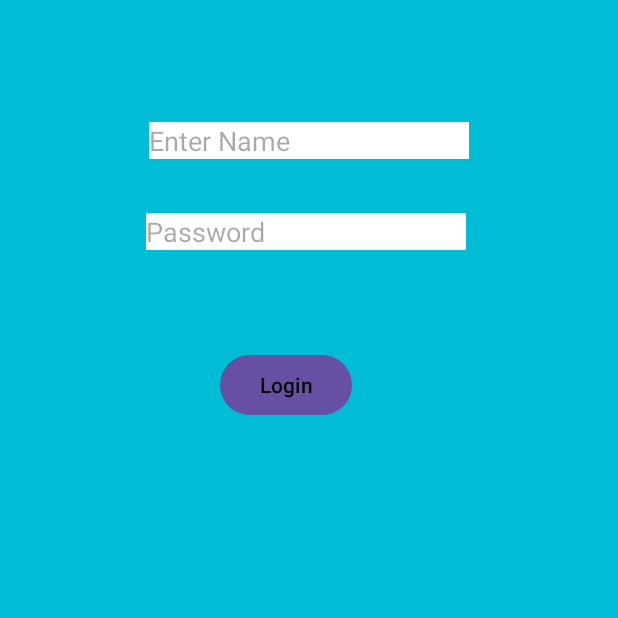
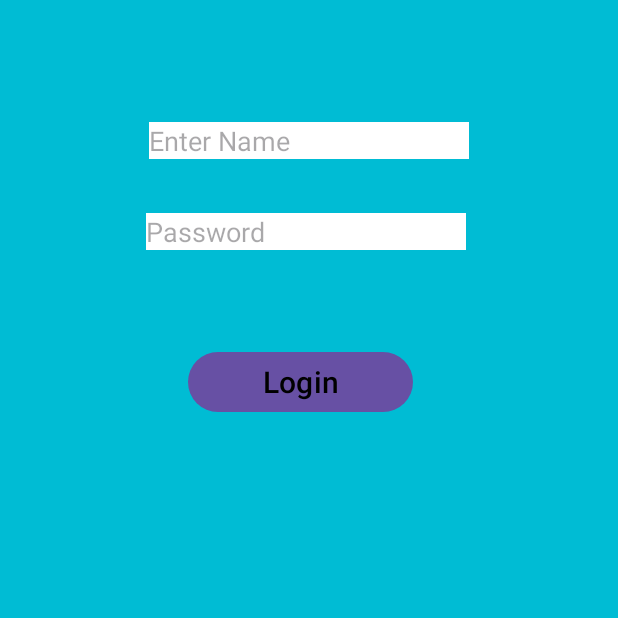
Before and after one commit to Garvit-Ag/FirstApp, an Android app: the screen it shows after launch (MainActivity), on a phone screen of 412 x 824 dp, the top half of it. Run offline under Robolectric (Android 15) with nearby library versions, the phone set to English and light mode, and no system bars.

Commit message:
dimens.xml

```diff
--- a/app/src/main/res/layout/activity_main.xml
+++ b/app/src/main/res/layout/activity_main.xml
@@ -37,10 +37,11 @@
 
     <Button
         android:id="@+id/button"
-        android:layout_width="wrap_content"
+        android:layout_width="@dimen/my_btn_Size"
         android:layout_height="wrap_content"
-        android:layout_marginStart="49dp"
-        android:layout_marginTop="66dp"
+        android:layout_marginStart="28dp"
+        android:layout_marginTop="64dp"
+        android:textSize="20sp"
         android:text="Login"
         android:textColor="@color/black"
         app:layout_constraintStart_toStartOf="@+id/editTextTextPassword"
--- /dev/null
+++ b/app/src/main/res/values/dimens.xml
@@ -0,0 +1,4 @@
+<?xml version="1.0" encoding="utf-8"?>
+<resources>
+    <dimen name="my_btn_Size">150dp</dimen>
+</resources>
```
